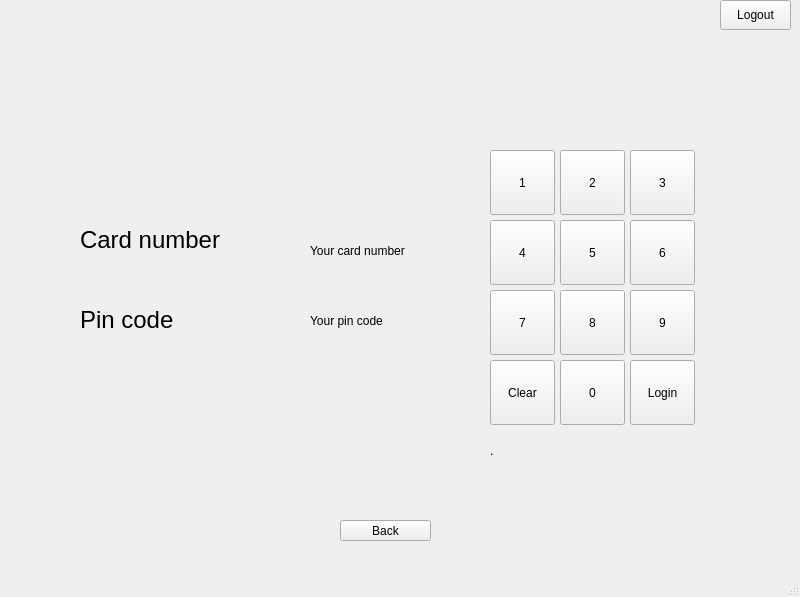
This is bank-automat/mainwindow.ui in JansQ-75/Riihimaatti as Qt 5 draws it before an edit. The edited form follows.
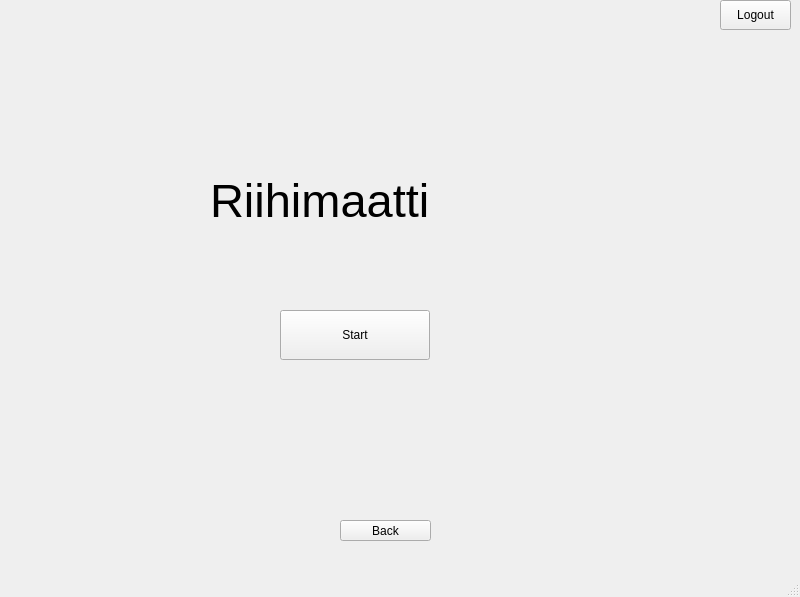
This is the edited form.

Commit message: Changed to widgets, no login working

```diff
--- a/bank-automat/mainwindow.ui
+++ b/bank-automat/mainwindow.ui
@@ -36,8 +36,8 @@
      <widget class="QLabel" name="label_7">
       <property name="geometry">
        <rect>
-        <x>230</x>
-        <y>120</y>
+        <x>210</x>
+        <y>130</y>
         <width>301</width>
         <height>81</height>
        </rect>
@@ -54,8 +54,8 @@
      <widget class="QPushButton" name="btnStart">
       <property name="geometry">
        <rect>
-        <x>300</x>
-        <y>270</y>
+        <x>280</x>
+        <y>280</y>
         <width>150</width>
         <height>50</height>
        </rect>
@@ -65,247 +65,6 @@
       </property>
      </widget>
     </widget>
-    <widget class="QWidget" name="page">
-     <widget class="QPushButton" name="btnLogin">
-      <property name="geometry">
-       <rect>
-        <x>630</x>
-        <y>330</y>
-        <width>65</width>
-        <height>65</height>
-       </rect>
-      </property>
-      <property name="text">
-       <string>Login</string>
-      </property>
-     </widget>
-     <widget class="QLabel" name="labelInfo">
-      <property name="geometry">
-       <rect>
-        <x>490</x>
-        <y>410</y>
-        <width>201</width>
-        <height>21</height>
-       </rect>
-      </property>
-      <property name="text">
-       <string>.</string>
-      </property>
-     </widget>
-     <widget class="QPushButton" name="btn1">
-      <property name="geometry">
-       <rect>
-        <x>490</x>
-        <y>120</y>
-        <width>65</width>
-        <height>65</height>
-       </rect>
-      </property>
-      <property name="text">
-       <string>1</string>
-      </property>
-     </widget>
-     <widget class="QPushButton" name="btn2">
-      <property name="geometry">
-       <rect>
-        <x>560</x>
-        <y>120</y>
-        <width>65</width>
-        <height>65</height>
-       </rect>
-      </property>
-      <property name="text">
-       <string>2</string>
-      </property>
-     </widget>
-     <widget class="QPushButton" name="btn3">
-      <property name="geometry">
-       <rect>
-        <x>630</x>
-        <y>120</y>
-        <width>65</width>
-        <height>65</height>
-       </rect>
-      </property>
-      <property name="text">
-       <string>3</string>
-      </property>
-     </widget>
-     <widget class="QPushButton" name="btn6">
-      <property name="geometry">
-       <rect>
-        <x>630</x>
-        <y>190</y>
-        <width>65</width>
-        <height>65</height>
-       </rect>
-      </property>
-      <property name="text">
-       <string>6</string>
-      </property>
-     </widget>
-     <widget class="QPushButton" name="btn4">
-      <property name="geometry">
-       <rect>
-        <x>490</x>
-        <y>190</y>
-        <width>65</width>
-        <height>65</height>
-       </rect>
-      </property>
-      <property name="text">
-       <string>4</string>
-      </property>
-     </widget>
-     <widget class="QPushButton" name="btn5">
-      <property name="geometry">
-       <rect>
-        <x>560</x>
-        <y>190</y>
-        <width>65</width>
-        <height>65</height>
-       </rect>
-      </property>
-      <property name="text">
-       <string>5</string>
-      </property>
-     </widget>
-     <widget class="QPushButton" name="btn9">
-      <property name="geometry">
-       <rect>
-        <x>630</x>
-        <y>260</y>
-        <width>65</width>
-        <height>65</height>
-       </rect>
-      </property>
-      <property name="text">
-       <string>9</string>
-      </property>
-     </widget>
-     <widget class="QPushButton" name="btn7">
-      <property name="geometry">
-       <rect>
-        <x>490</x>
-        <y>260</y>
-        <width>65</width>
-        <height>65</height>
-       </rect>
-      </property>
-      <property name="text">
-       <string>7</string>
-      </property>
-     </widget>
-     <widget class="QPushButton" name="btn8">
-      <property name="geometry">
-       <rect>
-        <x>560</x>
-        <y>260</y>
-        <width>65</width>
-        <height>65</height>
-       </rect>
-      </property>
-      <property name="text">
-       <string>8</string>
-      </property>
-     </widget>
-     <widget class="QPushButton" name="btn0">
-      <property name="geometry">
-       <rect>
-        <x>560</x>
-        <y>330</y>
-        <width>65</width>
-        <height>65</height>
-       </rect>
-      </property>
-      <property name="text">
-       <string>0</string>
-      </property>
-     </widget>
-     <widget class="QPushButton" name="btnClear">
-      <property name="geometry">
-       <rect>
-        <x>490</x>
-        <y>330</y>
-        <width>65</width>
-        <height>65</height>
-       </rect>
-      </property>
-      <property name="text">
-       <string>Clear</string>
-      </property>
-     </widget>
-     <widget class="QLabel" name="labelCardnumber">
-      <property name="geometry">
-       <rect>
-        <x>310</x>
-        <y>190</y>
-        <width>131</width>
-        <height>61</height>
-       </rect>
-      </property>
-      <property name="font">
-       <font>
-        <pointsize>9</pointsize>
-       </font>
-      </property>
-      <property name="styleSheet">
-       <string notr="true"/>
-      </property>
-      <property name="text">
-       <string>Your card number</string>
-      </property>
-     </widget>
-     <widget class="QLabel" name="label_9">
-      <property name="geometry">
-       <rect>
-        <x>80</x>
-        <y>180</y>
-        <width>200</width>
-        <height>60</height>
-       </rect>
-      </property>
-      <property name="font">
-       <font>
-        <pointsize>18</pointsize>
-       </font>
-      </property>
-      <property name="text">
-       <string>Card number</string>
-      </property>
-     </widget>
-     <widget class="QLabel" name="label_10">
-      <property name="geometry">
-       <rect>
-        <x>80</x>
-        <y>260</y>
-        <width>200</width>
-        <height>60</height>
-       </rect>
-      </property>
-      <property name="font">
-       <font>
-        <pointsize>18</pointsize>
-       </font>
-      </property>
-      <property name="text">
-       <string>Pin code</string>
-      </property>
-     </widget>
-     <widget class="QLabel" name="labelPincode">
-      <property name="geometry">
-       <rect>
-        <x>310</x>
-        <y>260</y>
-        <width>111</width>
-        <height>61</height>
-       </rect>
-      </property>
-      <property name="text">
-       <string>Your pin code</string>
-      </property>
-     </widget>
-    </widget>
     <widget class="QWidget" name="page_2">
      <widget class="QPushButton" name="btnBalance">
       <property name="geometry">
```
Left out of the diff: 119 changed lines with no effect on the pictures. The commit also changes 15 other files.
